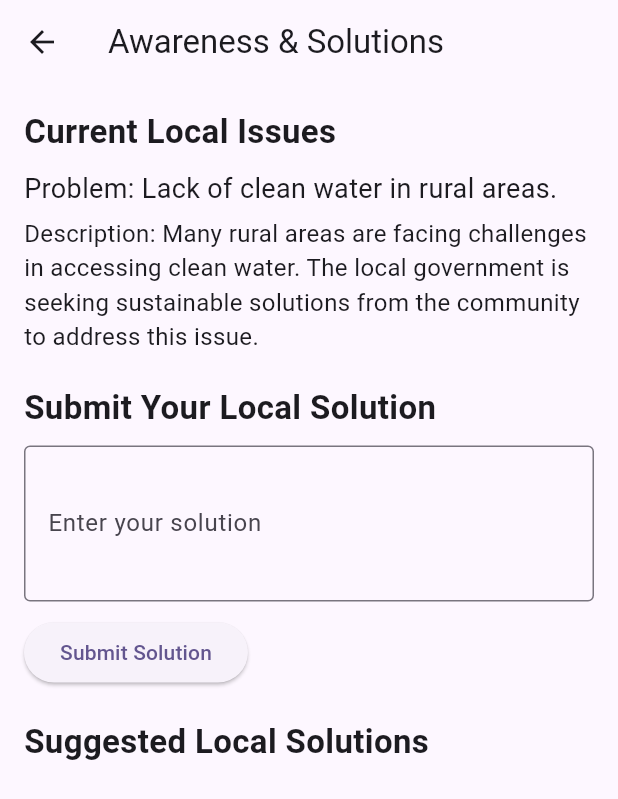
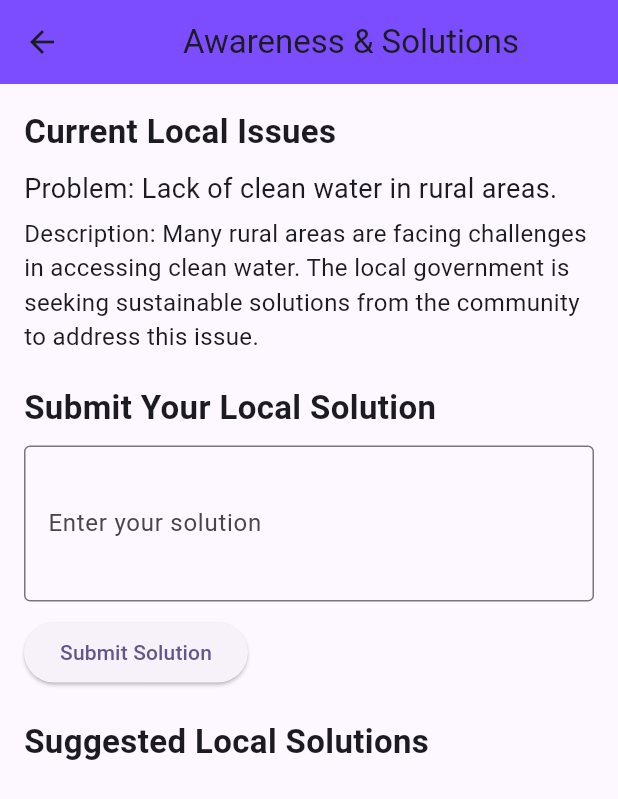
Before and after one commit to Slozzyondul/Social_Justice_and_Reform_Hackathon, a Flutter app: the AwarenessAndSolutionsScreen screen opened by its route, on a phone screen of 412 x 824 dp. Shown: the top 799 px of the screen. Run offline on Flutter 3.47's test engine with Material 3 defaults, Android fonts, the light colour scheme and no system bars; our stand-ins replace image_picker.

Commit message:
styling out all the appbars and aligning the text to the center to maintain uniformity

```diff
--- a/lib/frontend/classes/detailed_report_class.dart
+++ b/lib/frontend/classes/detailed_report_class.dart
@@ -15,6 +15,7 @@ class ReportDetailScreen extends StatelessWidget {
   Widget build(BuildContext context) {
     return Scaffold(
       appBar: AppBar(
+        backgroundColor: Colors.deepPurpleAccent,
         title: Text(report['title'] ?? 'Report Details'),
       ),
       body: Padding(
--- a/lib/frontend/screens/awareness_solutions/awareness_and_solutions.dart
+++ b/lib/frontend/screens/awareness_solutions/awareness_and_solutions.dart
@@ -21,7 +21,8 @@ class _AwarenessAndSolutionsScreenState
   Widget build(BuildContext context) {
     return Scaffold(
       appBar: AppBar(
-        title: const Text('Awareness & Solutions'),
+        backgroundColor: Colors.deepPurpleAccent,
+        title: const Center(child: Text('Awareness & Solutions')),
       ),
       body: Padding(
         padding: const EdgeInsets.all(16.0),
--- a/lib/frontend/screens/main_options_screen.dart
+++ b/lib/frontend/screens/main_options_screen.dart
@@ -86,7 +86,7 @@ class MainOptionScreen extends StatelessWidget {
                       context,
                       icon: Icons.question_answer,
                       label: 'Awareness and Solutions',
-                      route: '/awarenesss',
+                      route: '/awareness',
                       color: Colors.orangeAccent,
                     ),
                   ],
--- a/lib/frontend/screens/policies/policy_tracking_screen.dart
+++ b/lib/frontend/screens/policies/policy_tracking_screen.dart
@@ -22,7 +22,7 @@ class PolicyTrackingScreen extends StatelessWidget {
   Widget build(BuildContext context) {
     return Scaffold(
       appBar: AppBar(
-        backgroundColor: Colors.grey,
+        backgroundColor: Colors.deepPurpleAccent,
         title: const Center(child: Text('Policy Tracking')),
       ),
       body: ListView(
--- a/lib/frontend/screens/report/other_corruption_reports.dart
+++ b/lib/frontend/screens/report/other_corruption_reports.dart
@@ -61,7 +61,7 @@ class _ViewReportsScreenState extends State<ViewReportsScreen> {
   Widget build(BuildContext context) {
     return Scaffold(
       appBar: AppBar(
-        backgroundColor: Colors.blueGrey,
+        backgroundColor: Colors.deepPurpleAccent,
         title: const Center(child: Text('Reports')),
       ),
       body: isLoading
--- a/lib/frontend/screens/resources/material_resource.dart
+++ b/lib/frontend/screens/resources/material_resource.dart
@@ -35,7 +35,8 @@ class ResourceScreen extends StatelessWidget {
   Widget build(BuildContext context) {
     return Scaffold(
       appBar: AppBar(
-        title: const Text('Educational Resources'),
+        backgroundColor: Colors.deepPurpleAccent,
+        title: const Center(child: Text('Educational Resources')),
       ),
       body: ListView(
         padding: const EdgeInsets.all(8.0),
--- a/lib/frontend/screens/youths/youth_empowerment.dart
+++ b/lib/frontend/screens/youths/youth_empowerment.dart
@@ -21,7 +21,7 @@ class YouthEmpowerment extends StatelessWidget {
   Widget build(BuildContext context) {
     return Scaffold(
       appBar: AppBar(
-        backgroundColor: Colors.grey,
+        backgroundColor: Colors.deepPurpleAccent,
         title: const Center(child: Text('Youth Empowerment')),
       ),
       body: ListView(
```
Also changed, not shown: 1 other file.
